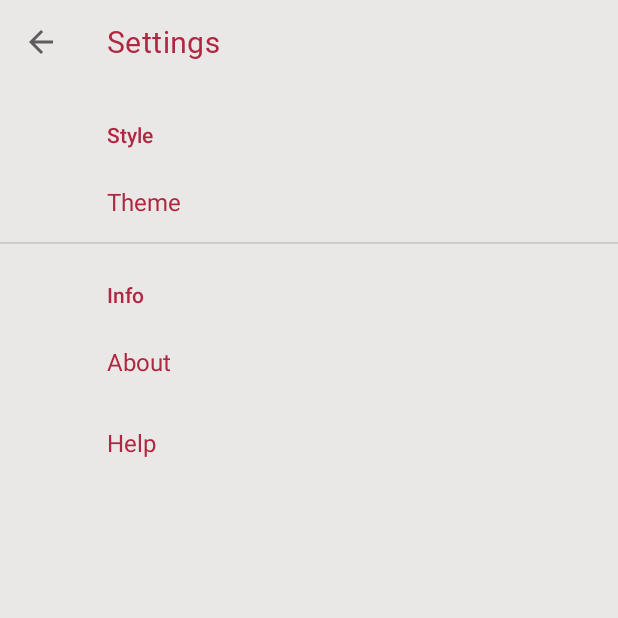
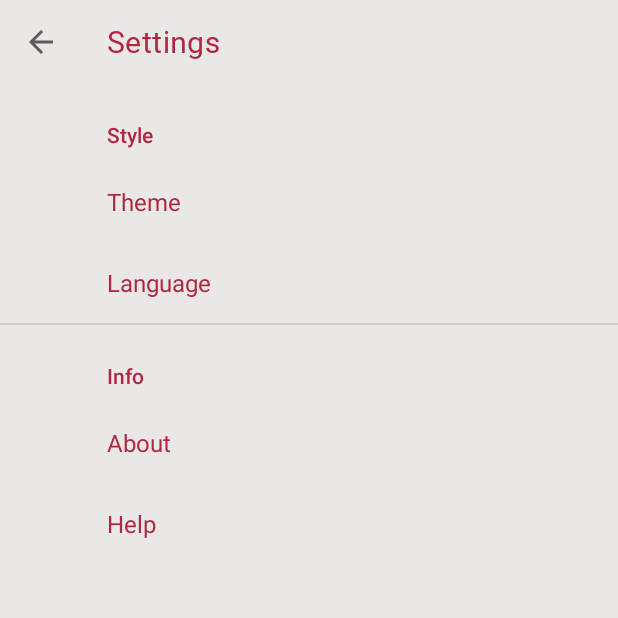
Before and after one commit to prathameshdixit/ExpenseCalculator, an Android app: the screen it shows after launch (SettingsActivity), item 4 of the bottom bar chosen, on a phone screen of 412 x 824 dp, the top half of it. Run offline under Robolectric (Android 15) with nearby library versions, the phone set to English and light mode, and no system bars; our stand-ins replace androidx.preference; libraries missing offline, so code that uses them is left out: com.github.mikephil.charting; 15 statements that could not run were skipped.

Commit message:
Fixed settings crash in spanish and language change option added

```diff
--- a/app/src/main/java/edu/sjsu/android/expensetracker/AboutActivity.java
+++ b/app/src/main/java/edu/sjsu/android/expensetracker/AboutActivity.java
@@ -52,7 +52,7 @@ public class AboutActivity extends AppCompatActivity {
 
     private void applyTheme() {
         SharedPreferences sharedPreferences = PreferenceManager.getDefaultSharedPreferences(this );
-        int oldTheme = Integer.parseInt(sharedPreferences.getString("Theme", "0"));
+        int oldTheme = Integer.parseInt(sharedPreferences.getString(getString(R.string.theme), "0"));
         if(oldTheme ==0){
             int themeId = R.style.LightTheme;
             setTheme(themeId);
--- a/app/src/main/java/edu/sjsu/android/expensetracker/CategoryList.java
+++ b/app/src/main/java/edu/sjsu/android/expensetracker/CategoryList.java
@@ -72,7 +72,7 @@ public class CategoryList extends AppCompatActivity {
     private void applyTheme() {
 
         SharedPreferences sharedPreferences = PreferenceManager.getDefaultSharedPreferences(this);
-        int oldTheme = Integer.parseInt(sharedPreferences.getString("Theme", "0"));
+        int oldTheme = Integer.parseInt(sharedPreferences.getString(getString(R.string.theme), "0"));
         if (oldTheme == 0) {
             int themeId = R.style.LightTheme;
             setTheme(themeId);
--- a/app/src/main/java/edu/sjsu/android/expensetracker/EditExpense.java
+++ b/app/src/main/java/edu/sjsu/android/expensetracker/EditExpense.java
@@ -61,7 +61,7 @@ public class EditExpense extends AppCompatActivity {
     private void applyTheme() {
 
         SharedPreferences sharedPreferences = PreferenceManager.getDefaultSharedPreferences(this );
-        int oldTheme = Integer.parseInt(sharedPreferences.getString("Theme","0"));
+        int oldTheme = Integer.parseInt(sharedPreferences.getString(getString(R.string.theme),"0"));
         if(oldTheme==0){
             int themeId = R.style.LightTheme;
             setTheme(themeId);
@@ -71,7 +71,7 @@ public class EditExpense extends AppCompatActivity {
             setTheme(themeId);
         }
         else {
-            Toast.makeText(this, "No theme", Toast.LENGTH_SHORT).show();
+            Toast.makeText(this, getString(R.string.no_theme), Toast.LENGTH_SHORT).show();
         }
     }
     private void getExpenseID() {
@@ -105,7 +105,7 @@ public class EditExpense extends AppCompatActivity {
             public void onClick(View view) {
 
                 if(amountID.getText().toString().trim().isEmpty() || Double.parseDouble(amountID.getText().toString())< 1){
-                    Toast.makeText(EditExpense.this,"Cannot add zero amount",Toast.LENGTH_SHORT).show();
+                    Toast.makeText(EditExpense.this,getString(R.string.invalid_amount),Toast.LENGTH_SHORT).show();
                 }
                 else{
                     double amount = Double.valueOf(amountID.getText().toString());//Amount will be stored as double
--- a/app/src/main/java/edu/sjsu/android/expensetracker/HelpActivity.java
+++ b/app/src/main/java/edu/sjsu/android/expensetracker/HelpActivity.java
@@ -35,7 +35,7 @@ public class HelpActivity extends AppCompatActivity {
     }
     private void applyTheme() {
         SharedPreferences sharedPreferences = PreferenceManager.getDefaultSharedPreferences(this );
-        oldTheme = Integer.parseInt(sharedPreferences.getString("Theme","0"));
+        oldTheme = Integer.parseInt(sharedPreferences.getString(getString(R.string.theme),"0"));
         if(oldTheme==0){
             int themeId = R.style.LightTheme;
             setTheme(themeId);
--- a/app/src/main/java/edu/sjsu/android/expensetracker/MainActivity.java
+++ b/app/src/main/java/edu/sjsu/android/expensetracker/MainActivity.java
@@ -49,7 +49,7 @@ public class MainActivity extends AppCompatActivity implements HomeFragment.OnFr
 
     private void applyTheme() {
         SharedPreferences sharedPreferences = PreferenceManager.getDefaultSharedPreferences(this);
-        String theme = sharedPreferences.getString("Theme", "0");
+        String theme = sharedPreferences.getString(getString(R.string.theme), "0");
         switch (theme) {
             case "0": {
                 int themeId = R.style.LightTheme;
--- a/app/src/main/java/edu/sjsu/android/expensetracker/SSettingsActivity.java
+++ b/app/src/main/java/edu/sjsu/android/expensetracker/SSettingsActivity.java
@@ -50,7 +50,7 @@ public class SSettingsActivity extends AppCompatPreferenceActivity {
 
     private void applyTheme() {
         SharedPreferences sharedPreferences = PreferenceManager.getDefaultSharedPreferences(this);
-        oldTheme = Integer.parseInt(sharedPreferences.getString("Theme", "0"));
+        oldTheme = Integer.parseInt(sharedPreferences.getString(getString(R.string.theme), "0"));
         if (oldTheme == 0) {
             int themeId = R.style.LightTheme;
             setTheme(themeId);
--- a/app/src/main/java/edu/sjsu/android/expensetracker/SettingsActivity.java
+++ b/app/src/main/java/edu/sjsu/android/expensetracker/SettingsActivity.java
@@ -19,7 +19,7 @@ public class SettingsActivity extends AppCompatActivity {
         setContentView(R.layout.settings_activity);
 
         Toolbar toolbar = findViewById(R.id.toolbar);
-        toolbar.setTitle("Settings");
+        toolbar.setTitle(getString(R.string.settings));
         setSupportActionBar(toolbar);
 
         if(getSupportActionBar()!=null){
@@ -32,7 +32,7 @@ public class SettingsActivity extends AppCompatActivity {
 
     private void applyTheme() {
         SharedPreferences sharedPreferences = PreferenceManager.getDefaultSharedPreferences(this);
-        int oldTheme = Integer.parseInt(sharedPreferences.getString("Theme", "0"));
+        int oldTheme = Integer.parseInt(sharedPreferences.getString(getString(R.string.theme), "0"));
         if (oldTheme == 0) {
             int themeId = R.style.LightTheme;
             setTheme(themeId);
--- a/app/src/main/java/edu/sjsu/android/expensetracker/SettingsFragment.java
+++ b/app/src/main/java/edu/sjsu/android/expensetracker/SettingsFragment.java
@@ -4,6 +4,7 @@ package edu.sjsu.android.expensetracker;
 import android.content.Intent;
 import android.content.SharedPreferences;
 import android.os.Bundle;
+import android.provider.Settings;
 import android.widget.Toast;
 
 import androidx.preference.ListPreference;
@@ -38,7 +39,15 @@ public class SettingsFragment extends PreferenceFragmentCompat {
                 return false;
             }
         });
-        ListPreference mListPreference = (ListPreference) getPreferenceManager().findPreference("Theme");
+        Preference language =  findPreference(getString(R.string.language));
+        language.setOnPreferenceClickListener(new Preference.OnPreferenceClickListener() {
+            @Override
+            public boolean onPreferenceClick(Preference preference) {
+                startActivity(new Intent(Settings.ACTION_LOCALE_SETTINGS));
+                return true;
+            }
+        });
+        ListPreference mListPreference = (ListPreference) getPreferenceManager().findPreference(getString(R.string.theme));
         mListPreference.setOnPreferenceChangeListener(new Preference.OnPreferenceChangeListener() {
             @Override
             public boolean onPreferenceChange(Preference preference, Object newValue) {
@@ -73,7 +82,7 @@ public class SettingsFragment extends PreferenceFragmentCompat {
 
     private void applyTheme() {
         SharedPreferences sharedPreferences = PreferenceManager.getDefaultSharedPreferences(getContext());
-        oldTheme = Integer.parseInt(sharedPreferences.getString("Theme", "0"));
+        oldTheme = Integer.parseInt(sharedPreferences.getString(getString(R.string.theme), "0"));
         if (oldTheme == 0) {
             int themeId = R.style.LightTheme;
             getActivity().setTheme(themeId);
--- a/app/src/main/java/edu/sjsu/android/expensetracker/ShowExpense.java
+++ b/app/src/main/java/edu/sjsu/android/expensetracker/ShowExpense.java
@@ -35,7 +35,7 @@ public class ShowExpense extends AppCompatActivity {
     private void applyTheme() {
 
         SharedPreferences sharedPreferences = PreferenceManager.getDefaultSharedPreferences(this);
-        int oldTheme = Integer.parseInt(sharedPreferences.getString("Theme", "0"));
+        int oldTheme = Integer.parseInt(sharedPreferences.getString(getString(R.string.theme), "0"));
         if (oldTheme == 0) {
             int themeId = R.style.LightTheme;
             setTheme(themeId);
--- a/app/src/main/java/edu/sjsu/android/expensetracker/TodayListAdapter.java
+++ b/app/src/main/java/edu/sjsu/android/expensetracker/TodayListAdapter.java
@@ -59,7 +59,7 @@ public class TodayListAdapter extends ArrayAdapter {
             budget.setVisibility(View.VISIBLE);
             mProgress.setVisibility(View.VISIBLE);
 
-            budget.setText("Budget: " + String.valueOf(todaysBudgetByCategory));
+            budget.setText(getContext().getString(R.string.today_list_budget) + " " + String.valueOf(todaysBudgetByCategory));
 
             mProgress.setProgress(0);  // Main Progress
             mProgress.setSecondaryProgress((todaysExpenseAmountByCategory * 100) / todaysBudgetByCategory); // Secondary Progress
--- a/app/src/main/res/layout/expense_activity.xml
+++ b/app/src/main/res/layout/expense_activity.xml
@@ -44,7 +44,7 @@
         android:layout_width="wrap_content"
         android:layout_height="wrap_content"
         android:layout_marginTop="24dp"
-        android:hint="Add Notes"
+        android:hint="@string/notes"
         app:layout_constraintLeft_toLeftOf="parent"
         app:layout_constraintRight_toRightOf="parent"
         app:layout_constraintTop_toBottomOf="@+id/category_list_imagebutton"
--- a/app/src/main/res/xml/pref_main.xml
+++ b/app/src/main/res/xml/pref_main.xml
@@ -8,6 +8,9 @@
             android:entryValues="@array/theme_array_count"
             android:key="@string/theme"
             android:title="@string/theme" />
+        <Preference
+            android:title="@string/language"
+            android:key="@string/language"/>
     </PreferenceCategory>
     <PreferenceCategory android:title="@string/info">
         <Preference
```
Also changed, not shown: app/src/main/java/edu/sjsu/android/expensetracker/CategoryActivity.java (+5 -5 lines), app/src/main/java/edu/sjsu/android/expensetracker/ExpenseListByCategory.java (+4 -4 lines), app/src/main/res/values/strings.xml (+9 -1 lines), 2 other files.
